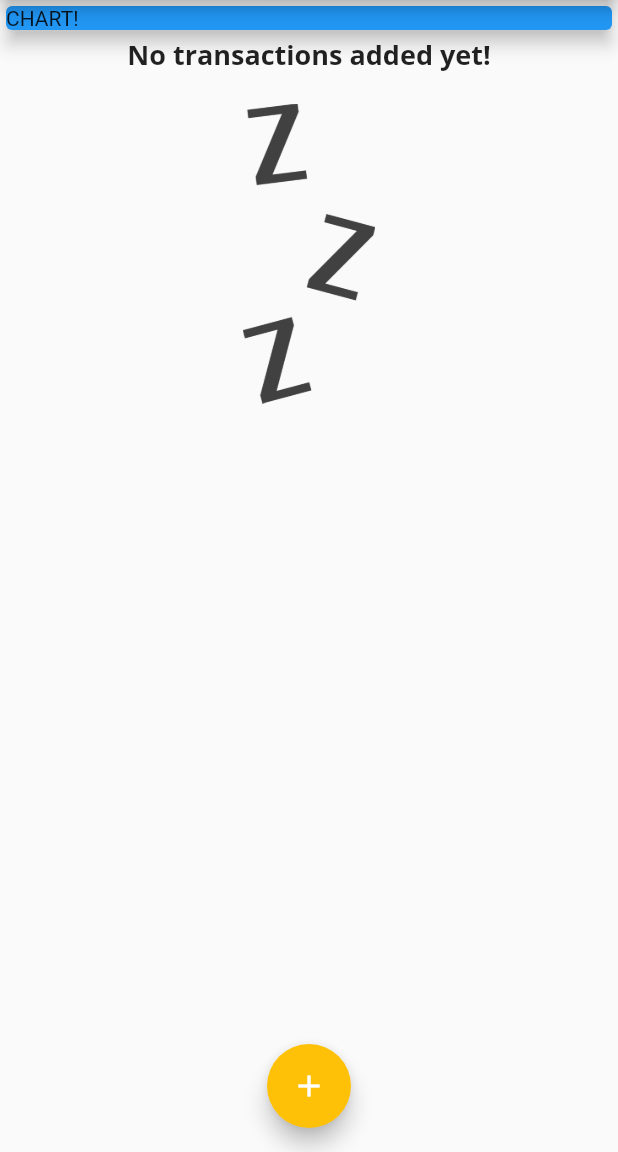
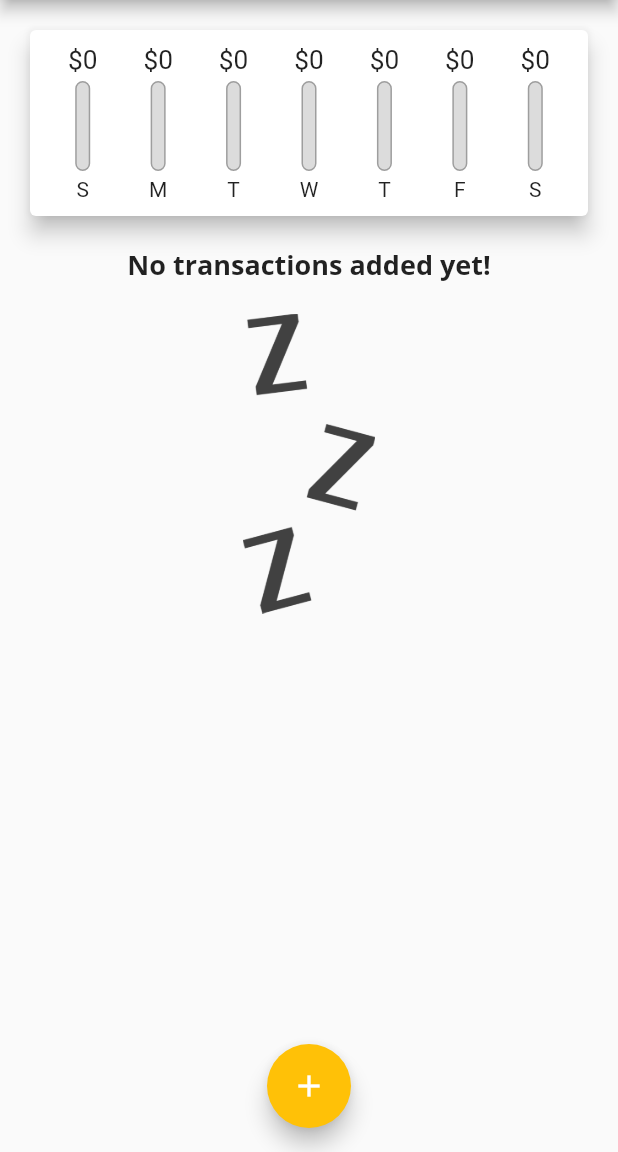
Before and after one commit to VinuBalagopalAP/PersonalExpensesApp, a Flutter app: the screen it shows after launch, on a phone screen of 412 x 824 dp, the part 84-1236 px from its top. Run offline on Flutter 3.47's test engine with Material 2 defaults, Android fonts, the phone set to English and light mode, and no system bars.

Commit message:
chartbars complete

```diff
--- a/lib/screens/homepage.dart
+++ b/lib/screens/homepage.dart
@@ -1,5 +1,6 @@
 import 'package:flutter/material.dart';
 import 'package:flutter_complete_guide/models/transaction.dart';
+import 'package:flutter_complete_guide/widgets/chart.dart';
 import 'package:flutter_complete_guide/widgets/new_transaction.dart';
 import 'package:flutter_complete_guide/widgets/transaction_list.dart';
 
@@ -26,6 +27,16 @@ class _MyHomePageState extends State<MyHomePage> {
     //   date: DateTime.now(),
     // ),
   ];
+
+  List<Transaction> get _recentTransactions {
+    return _userTransactions.where((tx) {
+      return tx.date.isAfter(
+        DateTime.now().subtract(
+          Duration(days: 7),
+        ),
+      );
+    }).toList();
+  }
 
   void _addNewTransaction(String txTitle, double txAmount) {
     final newTx = Transaction(
@@ -72,14 +83,15 @@ class _MyHomePageState extends State<MyHomePage> {
           // mainAxisAlignment: MainAxisAlignment.start,
           crossAxisAlignment: CrossAxisAlignment.stretch,
           children: <Widget>[
-            Container(
-              width: double.infinity,
-              child: Card(
-                color: Colors.blue,
-                child: Text('CHART!'),
-                elevation: 5,
-              ),
-            ),
+            // Container(
+            //   width: double.infinity,
+            //   child: Card(
+            //     color: Colors.blue,
+            //     child: Text('CHART!'),
+            //     elevation: 5,
+            //   ),
+            // ),
+            Chart(_recentTransactions),
             TransactionList(_userTransactions),
           ],
         ),
--- a/lib/widgets/chart.dart
+++ b/lib/widgets/chart.dart
@@ -1,5 +1,6 @@
 import 'package:flutter/material.dart';
 import 'package:flutter_complete_guide/models/transaction.dart';
+import 'package:flutter_complete_guide/widgets/chartbar.dart';
 import 'package:intl/intl.dart';
 
 class Chart extends StatelessWidget {
@@ -7,7 +8,7 @@ class Chart extends StatelessWidget {
 
   Chart(this.recentTansaction);
 
-  List<Map<String, Object?>> get groopedTransactionValues {
+  List<Map<String, dynamic>> get groopedTransactionValues {
     return List.generate(
       7,
       (index) {
@@ -25,15 +26,18 @@ class Chart extends StatelessWidget {
           }
         }
 
-        print(DateFormat.E(weekDay));
-        print(totalSum);
-
         return {
-          'day': DateFormat.E(weekDay),
+          'day': DateFormat.E().format(weekDay).substring(0, 1),
           'amount': totalSum,
         };
       },
-    );
+    ).reversed.toList();
+  }
+
+  double get totalSpending {
+    return groopedTransactionValues.fold(0.0, (sum, item) {
+      return sum + item['amount'];
+    });
   }
 
   @override
@@ -41,8 +45,27 @@ class Chart extends StatelessWidget {
     return Card(
       elevation: 6,
       margin: EdgeInsets.all(20),
-      child: Row(
-        children: <Widget>[],
+      child: Padding(
+        padding: const EdgeInsets.all(10.0),
+        child: Row(
+          mainAxisAlignment: MainAxisAlignment.spaceAround,
+          children: groopedTransactionValues.map((data) {
+            // return Text(
+            //   '${data['day']}: ${data['amount']}',
+            // );
+
+            return Flexible(
+              fit: FlexFit.tight,
+              child: ChartBar(
+                label: data['day'] as String,
+                spendingAmount: data['amount'] as double,
+                spendingPctOfTotal: totalSpending == 0.0
+                    ? 0.0
+                    : (data['amount'] as double) / totalSpending,
+              ),
+            );
+          }).toList(),
+        ),
       ),
     );
   }
--- /dev/null
+++ b/lib/widgets/chartbar.dart
@@ -0,0 +1,67 @@
+import 'package:flutter/material.dart';
+
+class ChartBar extends StatelessWidget {
+  final String? label;
+  final double? spendingAmount;
+  final double? spendingPctOfTotal;
+
+  const ChartBar({
+    this.label,
+    this.spendingAmount,
+    this.spendingPctOfTotal,
+  });
+
+  @override
+  Widget build(BuildContext context) {
+    return Column(
+      children: <Widget>[
+        Container(
+          height: 20,
+          child: FittedBox(
+            child: Text('\$${spendingAmount!.toStringAsFixed(0)}'),
+          ),
+        ),
+        const SizedBox(
+          height: 4,
+        ),
+        Container(
+          height: 60,
+          width: 10,
+          child: Stack(
+            children: <Widget>[
+              Container(
+                decoration: BoxDecoration(
+                  border: Border.all(
+                    color: Colors.grey,
+                    width: 1.0,
+                  ),
+                  borderRadius: BorderRadius.circular(10.0),
+                  color: Color.fromRGBO(220, 220, 220, 1),
+                ),
+              ),
+              Flexible(
+                child: FractionallySizedBox(
+                  heightFactor: spendingAmount! >= 10000
+                      ? spendingAmount! / (3000 * 100000000)
+                      : spendingAmount! / 10000,
+                  child: Container(
+                    decoration: BoxDecoration(
+                      color: Theme.of(context).primaryColor,
+                      borderRadius: BorderRadius.circular(10.0),
+                    ),
+                  ),
+                ),
+              ),
+            ],
+          ),
+        ),
+        const SizedBox(
+          height: 4,
+        ),
+        Text(
+          label!,
+        ),
+      ],
+    );
+  }
+}
```
Also changed, not shown: lib/widgets/transaction_list.dart (+56 -28 lines).
